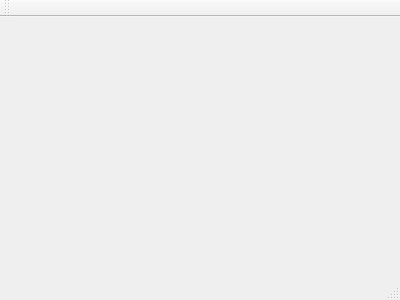
The window that mainwindow.ui (whiteAlchimik/inventory_qt) describes before a commit, drawn with Qt 5.
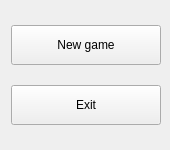
The same window after the commit.

Commit message: feat (mainwindow.ui): add buttons in the main window

```diff
--- a/mainwindow.ui
+++ b/mainwindow.ui
@@ -1,24 +1,94 @@
 <ui version="4.0">
  <class>MainWindow</class>
- <widget class="QMainWindow" name="MainWindow" >
-  <property name="geometry" >
+ <widget class="QMainWindow" name="MainWindow">
+  <property name="windowModality">
+   <enum>Qt::NonModal</enum>
+  </property>
+  <property name="enabled">
+   <bool>true</bool>
+  </property>
+  <property name="geometry">
    <rect>
     <x>0</x>
     <y>0</y>
-    <width>400</width>
-    <height>300</height>
+    <width>170</width>
+    <height>150</height>
    </rect>
   </property>
-  <property name="windowTitle" >
+  <property name="sizePolicy">
+   <sizepolicy hsizetype="Fixed" vsizetype="Fixed">
+    <horstretch>0</horstretch>
+    <verstretch>0</verstretch>
+   </sizepolicy>
+  </property>
+  <property name="minimumSize">
+   <size>
+    <width>170</width>
+    <height>150</height>
+   </size>
+  </property>
+  <property name="maximumSize">
+   <size>
+    <width>170</width>
+    <height>150</height>
+   </size>
+  </property>
+  <property name="contextMenuPolicy">
+   <enum>Qt::NoContextMenu</enum>
+  </property>
+  <property name="windowTitle">
    <string>MainWindow</string>
   </property>
-  <widget class="QMenuBar" name="menuBar" />
-  <widget class="QToolBar" name="mainToolBar" />
-  <widget class="QWidget" name="centralWidget" />
-  <widget class="QStatusBar" name="statusBar" />
+  <property name="toolTip">
+   <string/>
+  </property>
+  <property name="dockNestingEnabled">
+   <bool>false</bool>
+  </property>
+  <widget class="QWidget" name="centralWidget">
+   <layout class="QVBoxLayout" name="verticalLayout">
+    <item>
+     <widget class="QPushButton" name="newGame">
+      <property name="sizePolicy">
+       <sizepolicy hsizetype="Fixed" vsizetype="Fixed">
+        <horstretch>0</horstretch>
+        <verstretch>0</verstretch>
+       </sizepolicy>
+      </property>
+      <property name="minimumSize">
+       <size>
+        <width>150</width>
+        <height>40</height>
+       </size>
+      </property>
+      <property name="text">
+       <string>New game</string>
+      </property>
+     </widget>
+    </item>
+    <item>
+     <widget class="QPushButton" name="exit">
+      <property name="sizePolicy">
+       <sizepolicy hsizetype="Fixed" vsizetype="Fixed">
+        <horstretch>0</horstretch>
+        <verstretch>0</verstretch>
+       </sizepolicy>
+      </property>
+      <property name="minimumSize">
+       <size>
+        <width>150</width>
+        <height>40</height>
+       </size>
+      </property>
+      <property name="text">
+       <string>Exit</string>
+      </property>
+     </widget>
+    </item>
+   </layout>
+  </widget>
  </widget>
- <layoutDefault spacing="6" margin="11" />
- <pixmapfunction></pixmapfunction>
+ <layoutdefault spacing="6" margin="11"/>
  <resources/>
  <connections/>
 </ui>
```
Left out of the diff: 1 changed line with no effect on the pictures. The commit also changes 1 other file.
